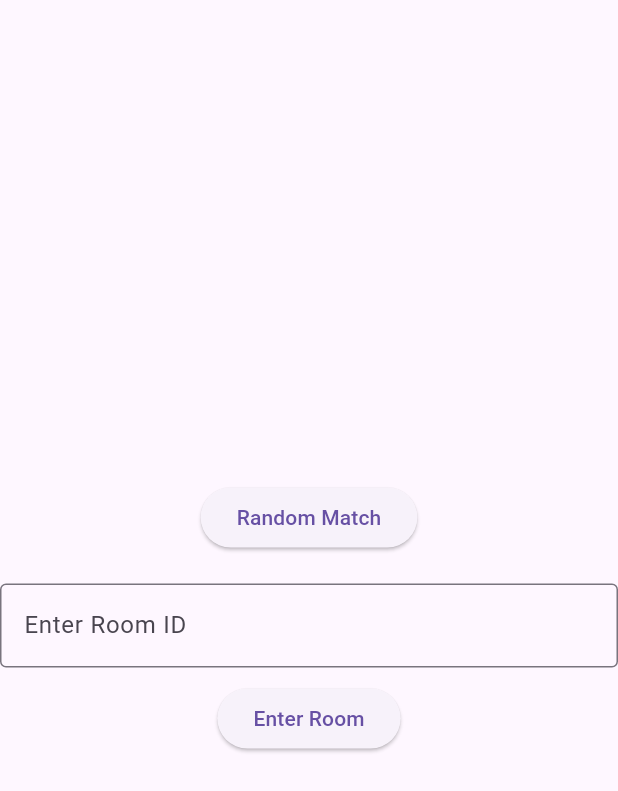
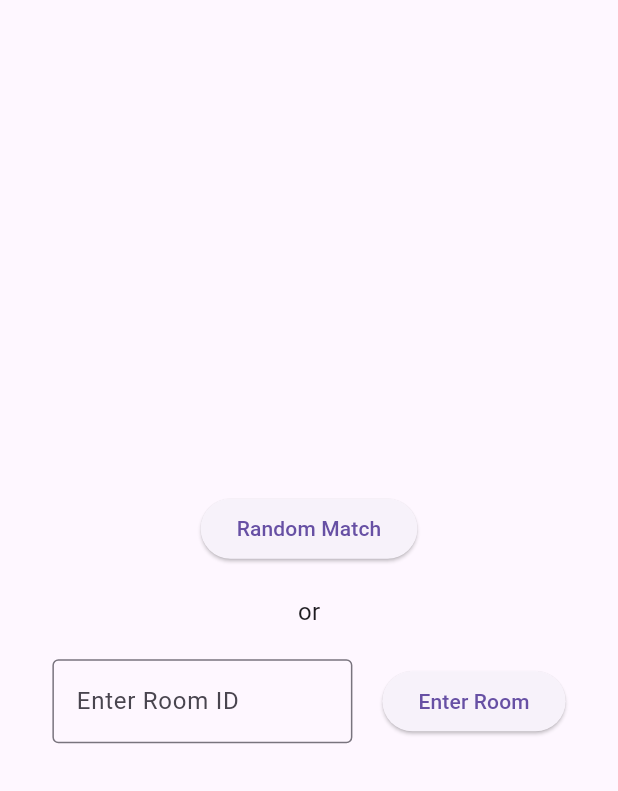
Before and after one commit to miyasic/flutter_air_hokey, a Flutter app: the screen it shows after launch, on a phone screen of 412 x 824 dp. Shown: the top 791 px of the screen. Run offline on Flutter 3.47's test engine with Material 3 defaults, Android fonts, the phone set to English and light mode, and no system bars; our stand-ins replace auto_route, dio, flutter_hooks, freezed_annotation, gap, hooks_riverpod; missing offline and left inert: flame.

Commit message:
レイアウト変更

```diff
--- a/packages/client/lib/pages/top_page.dart
+++ b/packages/client/lib/pages/top_page.dart
@@ -4,6 +4,7 @@ import 'package:air_hokey_client/util/room_id_validator.dart';
 import 'package:auto_route/auto_route.dart';
 import 'package:flutter/material.dart';
 import 'package:flutter_hooks/flutter_hooks.dart';
+import 'package:gap/gap.dart';
 import 'package:hooks_riverpod/hooks_riverpod.dart';
 
 @RoutePage()
@@ -23,14 +24,24 @@ class TopPage extends HookConsumerWidget {
           child: Column(
             mainAxisAlignment: MainAxisAlignment.center,
             children: [
-              _RandomMatchButton(),
-              const SizedBox(height: 20),
+              const _RandomMatchButton(),
+              const Gap(20),
+              const Text(
+                "or",
+                style: TextStyle(fontSize: 16),
+              ),
+              const Gap(20),
+              Row(
+                mainAxisAlignment: MainAxisAlignment.center,
+                children: [
                   _RoomIdFormField(
                     roomIdController: roomIdController,
                   ),
-              const SizedBox(height: 10),
+                  const Gap(20),
                   _EnterRoomButton(
                       roomIdController: roomIdController, formKey: formKey),
+                ],
+              ),
             ],
           ),
         ),
@@ -89,10 +100,9 @@ class _RoomIdFormField extends HookConsumerWidget {
   final TextEditingController roomIdController;
   @override
   Widget build(BuildContext context, WidgetRef ref) {
-    return Column(
-      mainAxisAlignment: MainAxisAlignment.center,
-      children: [
-        TextFormField(
+    return SizedBox(
+      width: 200,
+      child: TextFormField(
         controller: roomIdController,
         decoration: const InputDecoration(
           labelText: 'Enter Room ID',
@@ -100,7 +110,6 @@ class _RoomIdFormField extends HookConsumerWidget {
         ),
         validator: RoomIdValidator.validate,
       ),
-      ],
     );
   }
 }
--- a/packages/client/pubspec.yaml
+++ b/packages/client/pubspec.yaml
@@ -19,6 +19,7 @@ dependencies:
   auto_route: ^7.8.4
   hooks_riverpod: ^2.4.9
   flutter_hooks: ^0.20.3
+  gap: ^3.0.1
 
 dev_dependencies:
   flutter_test:
```
Also changed, not shown: packages/client/pubspec.lock. Lines whose indentation alone changed are shown as unchanged.
